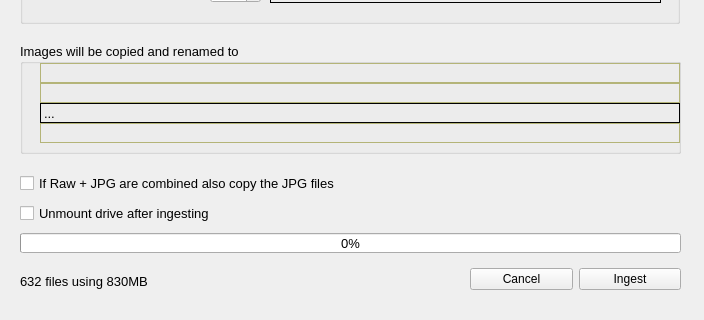
The window that Dialogs/copypickdlg.ui (towhee/Winnow64) describes before a commit, drawn with Qt 5; both pictures show x 0 to 704 and y 477 to 797 of the 704 by 797 pixel window.
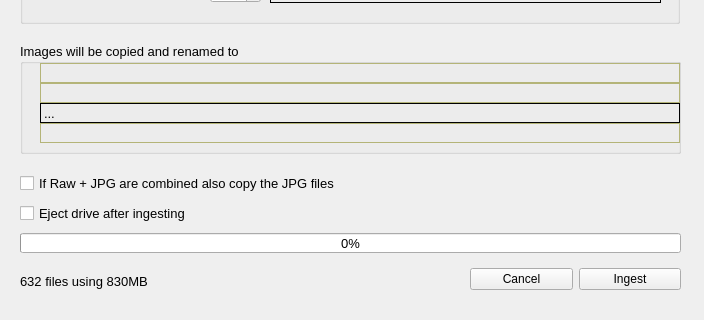
The same window after the commit.

Commit message:
USB eject 2
Working for PC

The edit to the form file:
```diff
--- a/Dialogs/copypickdlg.ui
+++ b/Dialogs/copypickdlg.ui
@@ -1137,7 +1137,7 @@
     </font>
    </property>
    <property name="text">
-    <string>Unmount drive after ingesting</string>
+    <string>Eject drive after ingesting</string>
    </property>
   </widget>
  </widget>
```
Left out of the diff: 2 changed lines with no effect on the pictures. The commit also changes 5 other files.
